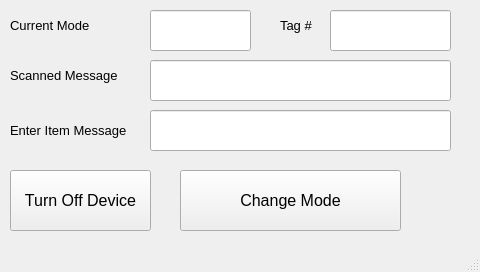
This is qt/rfid_gui/rfidgui.ui in sgomez14/ec535final as Qt 5 draws it before an edit. The edited form follows.
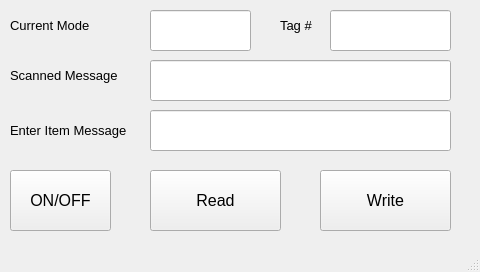
This is the edited form.

```diff
--- a/qt/rfid_gui/rfidgui.ui
+++ b/qt/rfid_gui/rfidgui.ui
@@ -95,9 +95,9 @@
    <widget class="QPushButton" name="changeModeButton">
     <property name="geometry">
      <rect>
-      <x>180</x>
+      <x>320</x>
       <y>170</y>
-      <width>221</width>
+      <width>131</width>
       <height>61</height>
      </rect>
     </property>
@@ -107,7 +107,7 @@
      </font>
     </property>
     <property name="text">
-     <string>Change Mode</string>
+     <string>Write</string>
     </property>
    </widget>
    <widget class="QLabel" name="enter_item_label">
@@ -151,7 +151,7 @@
      <rect>
       <x>10</x>
       <y>170</y>
-      <width>141</width>
+      <width>101</width>
       <height>61</height>
      </rect>
     </property>
@@ -161,7 +161,7 @@
      </font>
     </property>
     <property name="text">
-     <string>Turn Off Device</string>
+     <string>ON/OFF</string>
     </property>
    </widget>
    <widget class="QLineEdit" name="tag_number_message">
@@ -200,6 +200,24 @@
      <string>Tag #</string>
     </property>
    </widget>
+   <widget class="QPushButton" name="read_button">
+    <property name="geometry">
+     <rect>
+      <x>150</x>
+      <y>170</y>
+      <width>131</width>
+      <height>61</height>
+     </rect>
+    </property>
+    <property name="font">
+     <font>
+      <pointsize>12</pointsize>
+     </font>
+    </property>
+    <property name="text">
+     <string>Read</string>
+    </property>
+   </widget>
   </widget>
   <widget class="QMenuBar" name="menubar">
    <property name="geometry">
```
